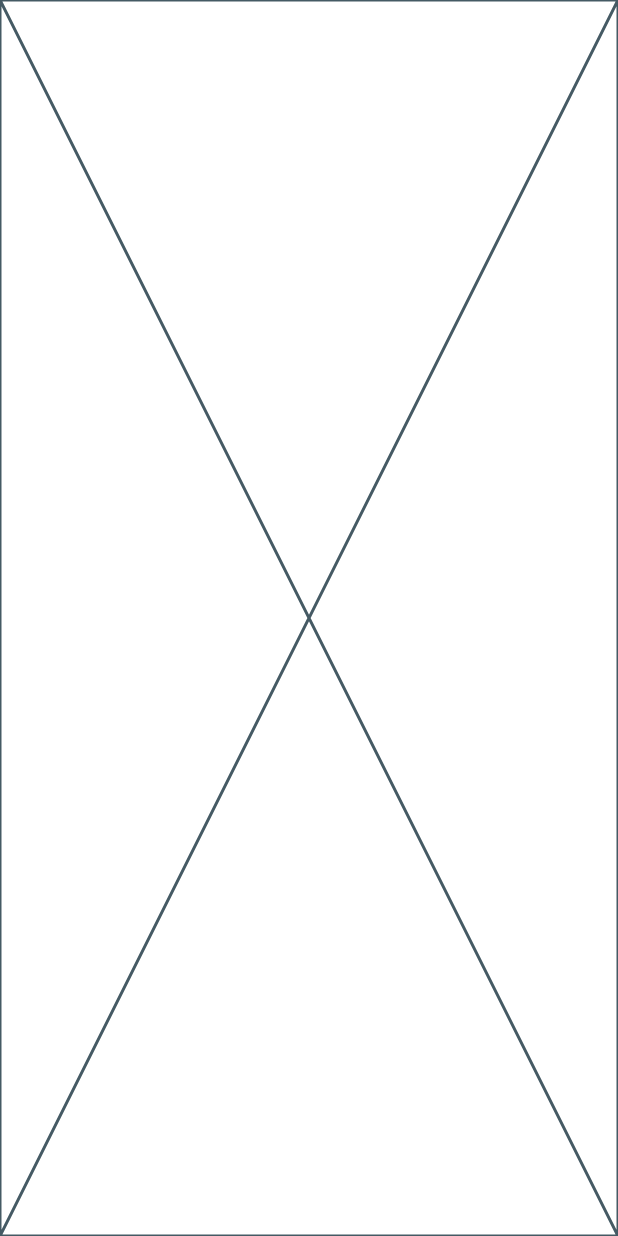
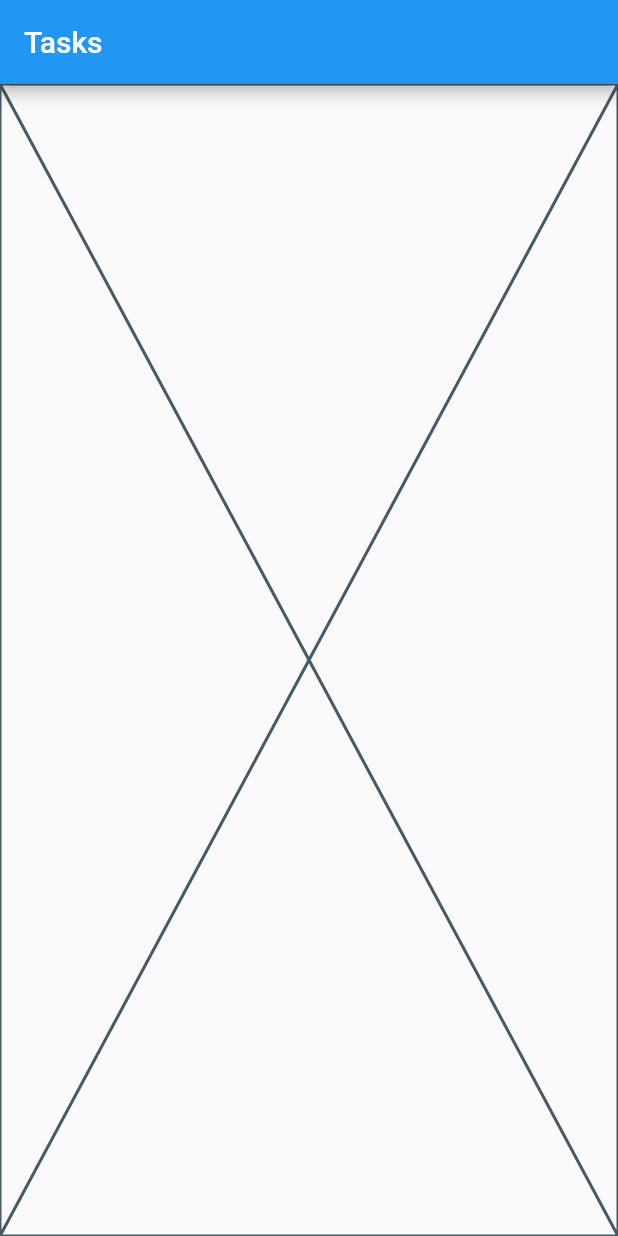
Before and after one commit to arielmagbanua/UIC-GDSC-Demo-20230304, a Flutter app: the screen it shows once a user with an empty profile is signed in, on a phone screen of 412 x 824 dp. Run offline on Flutter 3.47's test engine with Material 2 defaults, Android fonts, the phone set to English and light mode, and no system bars; our stand-ins replace firebase_auth, firebase_core, google_sign_in; accounts and stored records are empty; generated files the repository leaves out were written again.

Commit message:
Added place holder on task page.

```diff
--- a/todo/lib/pages/tasks_page.dart
+++ b/todo/lib/pages/tasks_page.dart
@@ -14,6 +14,11 @@ class TasksPage extends StatefulWidget {
 class _TasksPageState extends State<TasksPage> {
   @override
   Widget build(BuildContext context) {
-    return const Placeholder();
+    return Scaffold(
+      appBar: AppBar(
+        title: const Text('Tasks'),
+      ),
+      body: const Placeholder(),
+    );
   }
 }
```
